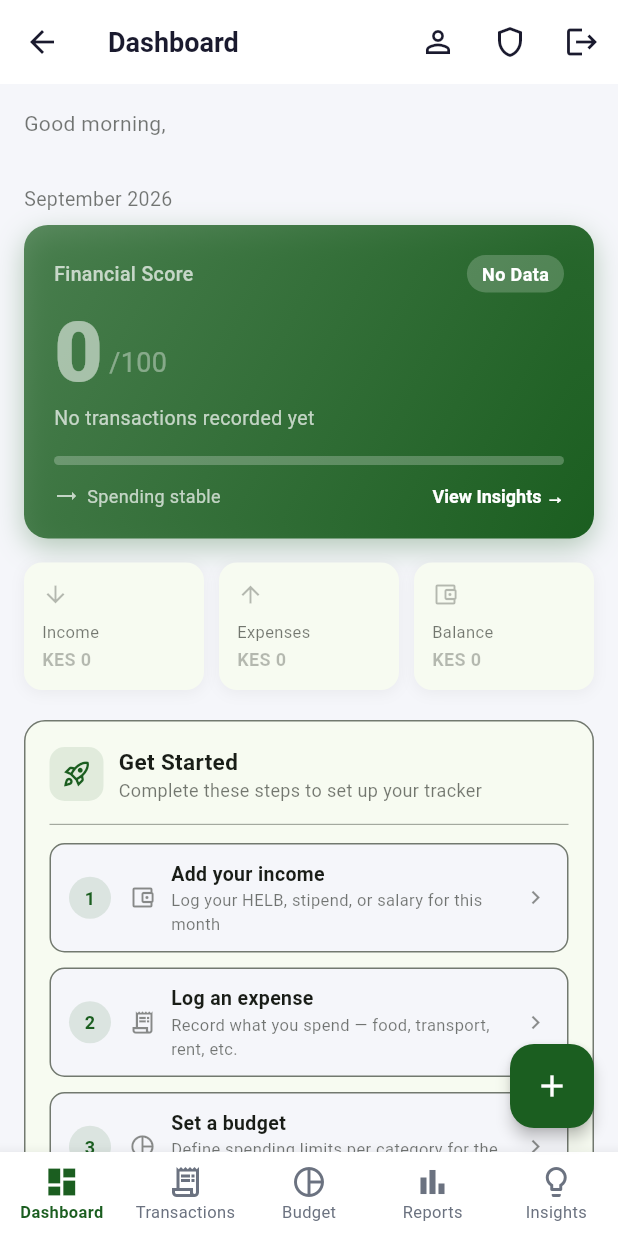
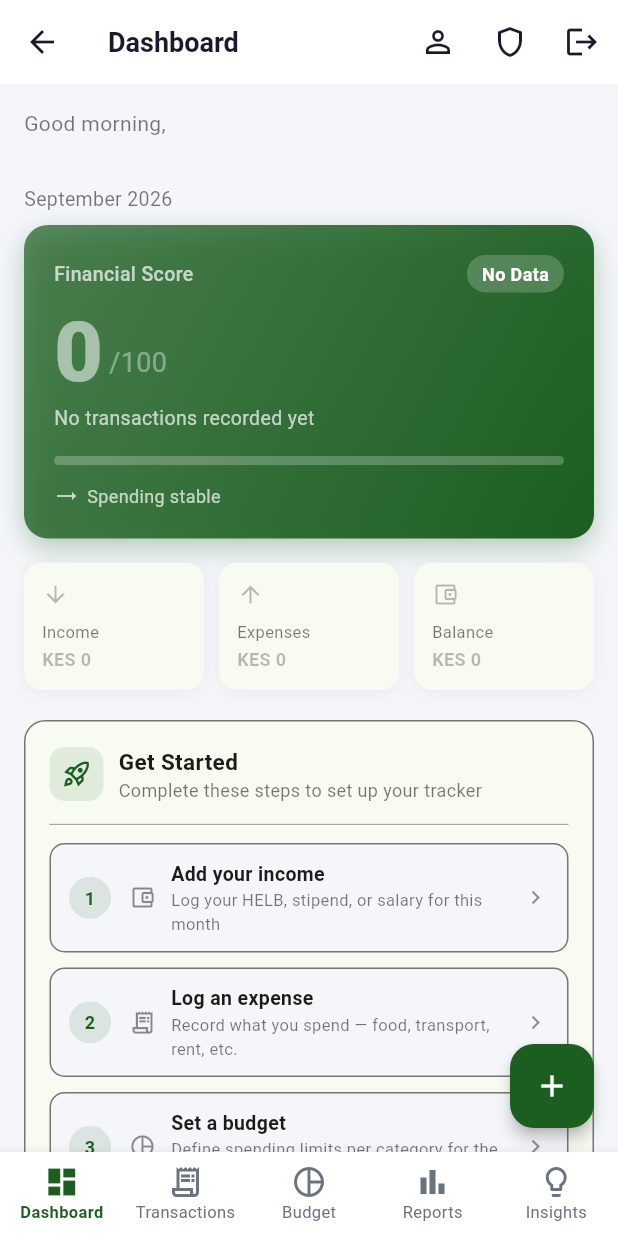
Before and after one commit to eddie-codes-ai/smart-finance-tracker, a Flutter app: the MainShell screen opened by its route, on a phone screen of 412 x 824 dp. Run offline on Flutter 3.47's test engine with Material 3 defaults, Android fonts, the phone set to English and light mode, and no system bars; our stand-ins replace fl_chart, flutter_local_notifications, flutter_secure_storage, flutter_timezone, google_sign_in, local_auth and 2 more; missing offline and left inert: flutter_sms_inbox; accounts and stored records are empty; network calls fail.

Commit message:
fix: stop pushing tab screens as routes from the dashboard
None of the five tab screens carries its own Scaffold - they are built to live inside MainShell's, reached by the bottom bar. Pushing one as a route produced a copy with no app bar, no back button and no bottom bar, escapable only by the system back gesture.

Two live instances, both on the dashboard: 'View Insights' on the Financial Score card, and 'See All' on Recent Transactions. The first is simply removed - Insights is already a tab, so the button was a second door to a page you can reach from the nav bar. The second switches to the Transactions tab instead, via a callback MainShell passes to DashboardScreen, because 'See All' is a real affordance on that list rather than duplicate navigation.

The transactions, budget, reports and insights entries are then unreferenced and are dropped from the route table, along with a comment saying why tab screens do not belong there. budget and reports were already dead - registered, reachable, and waiting to strand whoever used them next. Removing them makes this class of bug impossible rather than merely absent.

```diff
--- a/frontend/lib/core/routes.dart
+++ b/frontend/lib/core/routes.dart
@@ -8,13 +8,9 @@ import 'package:frontend/ui/auth/register_screen.dart';
 import 'package:frontend/ui/auth/forgot_password_screen.dart';
 import 'package:frontend/ui/auth/reset_password_screen.dart';
 import 'package:frontend/ui/shell/main_shell.dart';
-import 'package:frontend/ui/transactions/transactions_screen.dart';
 import 'package:frontend/ui/transactions/add_income_screen.dart';
 import 'package:frontend/ui/transactions/add_expense_screen.dart';
-import 'package:frontend/ui/budget/budget_screen.dart';
 import 'package:frontend/ui/budget/add_budget_screen.dart';
-import 'package:frontend/ui/reports/reports_screen.dart';
-import 'package:frontend/ui/insights/insights_screen.dart';
 import 'package:frontend/ui/goals/goals_screen.dart';
 import 'package:frontend/ui/goals/add_goal_screen.dart';
 import 'package:frontend/ui/guardian/guardian_screen.dart';
@@ -32,13 +28,9 @@ class AppRoutes {
   static const String resetPassword  = '/reset-password';
   static const String shell          = '/dashboard';
   static const String dashboard      = '/dashboard';
-  static const String transactions   = '/transactions';
   static const String addIncome      = '/add-income';
   static const String addExpense     = '/add-expense';
-  static const String budget         = '/budget';
   static const String addBudget      = '/add-budget';
-  static const String reports        = '/reports';
-  static const String insights       = '/insights';
   static const String goals          = '/goals';
   static const String addGoal        = '/add-goal';
   static const String guardian       = '/guardian';
@@ -46,6 +38,14 @@ class AppRoutes {
   static const String mpesaImport    = '/mpesa-import';
   static const String profile        = '/profile';
 
+  // The five tab screens - Dashboard, Transactions, Budget, Reports, Insights -
+  // are deliberately absent. None of them carries its own Scaffold: they are
+  // built to live inside MainShell's, reached by the bottom bar. Registering
+  // one here meant a push produced a copy with no app bar, no back button and
+  // no bottom bar, escapable only by the system back gesture - which is exactly
+  // what "View Insights" and "See All" used to do. Reach them by switching
+  // tabs; leaving them out makes that mistake impossible rather than merely
+  // absent.
   static final Map<String, WidgetBuilder> routes = {
     splash:         (_) => const SplashScreen(),
     login:          (_) => const LoginScreen(),
@@ -53,13 +53,9 @@ class AppRoutes {
     forgotPassword: (_) => const ForgotPasswordScreen(),
     resetPassword:  (_) => const ResetPasswordScreen(),
     dashboard:      (_) => const MainShell(),
-    transactions:   (_) => const TransactionsScreen(),
     addIncome:      (_) => const AddIncomeScreen(),
     addExpense:     (_) => const AddExpenseScreen(),
-    budget:         (_) => const BudgetScreen(),
     addBudget:      (_) => const AddBudgetScreen(),
-    reports:        (_) => const ReportsScreen(),
-    insights:       (_) => const InsightsScreen(),
     goals:          (_) => const GoalsScreen(),
     addGoal:        (_) => const AddGoalScreen(),
     guardian:       (_) => const GuardianScreen(),
--- a/frontend/lib/ui/dashboard/dashboard_screen.dart
+++ b/frontend/lib/ui/dashboard/dashboard_screen.dart
@@ -15,7 +15,16 @@ import '../../models/analysis_result_model.dart';
 import '../helb/helb_banner_widget.dart';
 
 class DashboardScreen extends StatefulWidget {
-  const DashboardScreen({super.key});
+  const DashboardScreen({super.key, this.onSeeAllTransactions});
+
+  /// Switches the shell to the Transactions tab.
+  ///
+  /// Supplied by MainShell rather than navigating here, because none of the
+  /// tab screens carries its own Scaffold - pushing one as a route produced a
+  /// copy with no app bar, no back button and no bottom bar, escapable only by
+  /// the system back gesture.
+  final VoidCallback? onSeeAllTransactions;
+
   @override
   State<DashboardScreen> createState() => _DashboardScreenState();
 }
@@ -83,7 +92,7 @@ class _DashboardScreenState extends State<DashboardScreen> {
             const HelbBannerWidget(),
             const SizedBox(height: 20),
             _buildSectionHeader('Recent Transactions',
-                onSeeAll: () => Navigator.pushNamed(context, AppRoutes.transactions)),
+                onSeeAll: widget.onSeeAllTransactions),
             _buildRecentTransactions(income, expense),
           ],
         ),
@@ -158,13 +167,6 @@ class _DashboardScreenState extends State<DashboardScreen> {
               _trendIcon(result.spendingTrend),
               const SizedBox(width: 6),
               Text(_trendLabel(result.spendingTrend), style: const TextStyle(color: Colors.white70, fontSize: 12)),
-              const Spacer(),
-              TextButton(
-                onPressed: () => Navigator.pushNamed(context, AppRoutes.insights),
-                style: TextButton.styleFrom(foregroundColor: Colors.white, padding: EdgeInsets.zero,
-                    minimumSize: Size.zero, tapTargetSize: MaterialTapTargetSize.shrinkWrap),
-                child: const Text('View Insights →', style: TextStyle(fontSize: 12)),
-              ),
             ],
           ),
         ],
@@ -222,18 +224,11 @@ class _DashboardScreenState extends State<DashboardScreen> {
                 valueColor: AlwaysStoppedAnimation<Color>(Colors.white), minHeight: 6),
           ),
           const SizedBox(height: 12),
-          Row(
+          const Row(
             children: [
-              const Icon(Icons.trending_flat, size: 16, color: Colors.white70),
-              const SizedBox(width: 6),
-              const Text('Spending stable', style: TextStyle(color: Colors.white70, fontSize: 12)),
-              const Spacer(),
-              TextButton(
-                onPressed: () => Navigator.pushNamed(context, AppRoutes.insights),
-                style: TextButton.styleFrom(foregroundColor: Colors.white, padding: EdgeInsets.zero,
-                    minimumSize: Size.zero, tapTargetSize: MaterialTapTargetSize.shrinkWrap),
-                child: const Text('View Insights →', style: TextStyle(fontSize: 12)),
-              ),
+              Icon(Icons.trending_flat, size: 16, color: Colors.white70),
+              SizedBox(width: 6),
+              Text('Spending stable', style: TextStyle(color: Colors.white70, fontSize: 12)),
             ],
           ),
         ],
--- a/frontend/lib/ui/shell/main_shell.dart
+++ b/frontend/lib/ui/shell/main_shell.dart
@@ -21,8 +21,15 @@ class MainShell extends StatefulWidget {
 class _MainShellState extends State<MainShell> {
   int _currentIndex = 0;
 
-  final List<Widget> _screens = const [
-    DashboardScreen(), TransactionsScreen(), BudgetScreen(), ReportsScreen(), InsightsScreen(),
+  // A getter rather than a const field so the dashboard can be handed a way to
+  // switch tabs. Rebuilding these widget objects each frame is free - the
+  // IndexedStack keeps each tab's State alive by position regardless.
+  List<Widget> get _screens => [
+    DashboardScreen(onSeeAllTransactions: () => _onTabTapped(1)),
+    const TransactionsScreen(),
+    const BudgetScreen(),
+    const ReportsScreen(),
+    const InsightsScreen(),
   ];
 
   void _onTabTapped(int index) => setState(() => _currentIndex = index);
```
